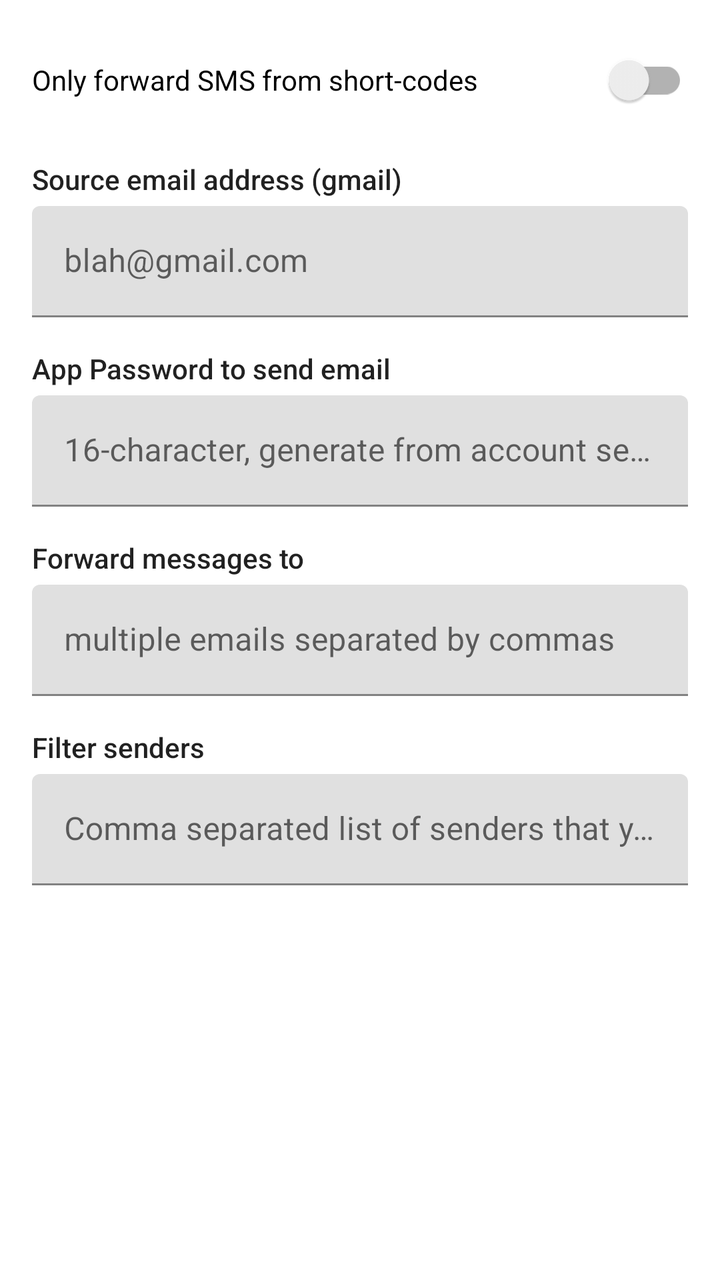
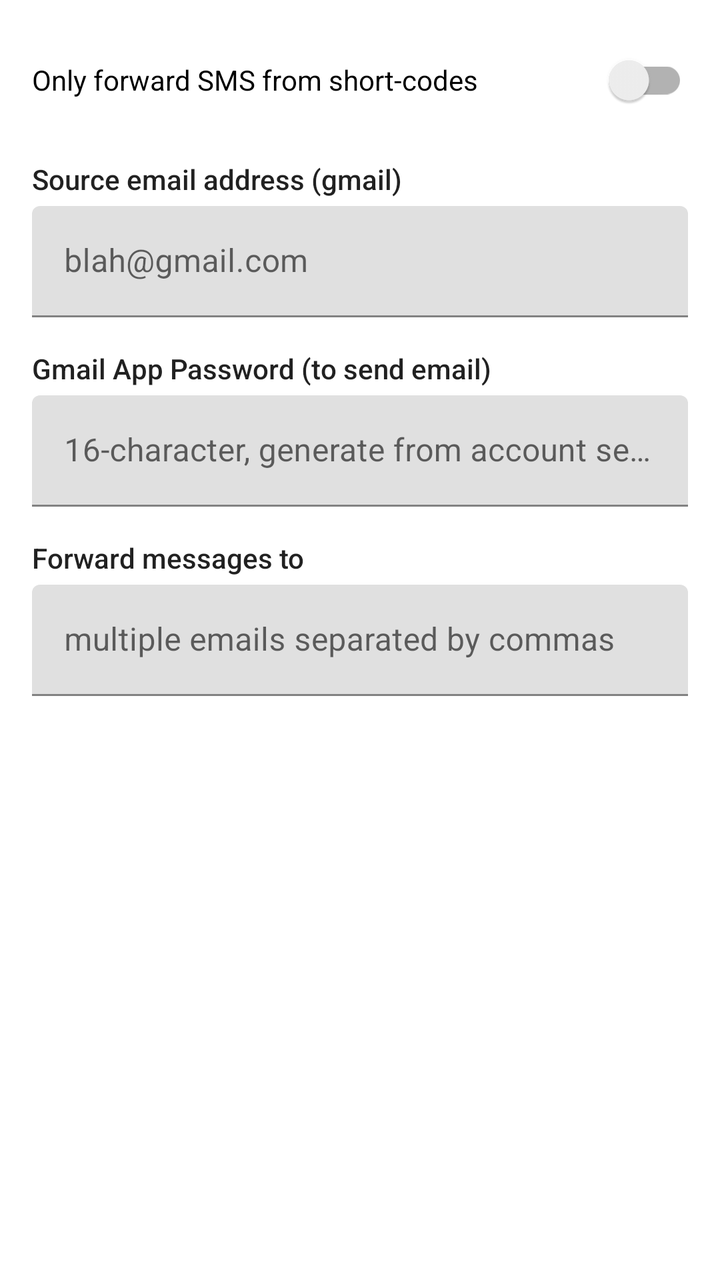

An Android layout rendered at two revisions. The XML below is the earlier revision; the diff shows what the commit changed to produce the second picture.
<!-- AndroidManifest.xml: application theme Theme.Messy -->
<!-- res/layout/activity_settings.xml -->
<?xml version="1.0" encoding="utf-8"?>
<androidx.constraintlayout.widget.ConstraintLayout xmlns:android="http://schemas.android.com/apk/res/android"
    xmlns:app="http://schemas.android.com/apk/res-auto"
    xmlns:tools="http://schemas.android.com/tools"
    android:layout_width="match_parent"
    android:layout_height="match_parent">

    <androidx.appcompat.widget.SwitchCompat
        android:id="@+id/short_codes_only_switch"
        android:layout_width="0dp"
        android:layout_height="wrap_content"
        android:layout_marginStart="16dp"
        android:layout_marginTop="16dp"
        android:layout_marginEnd="16dp"
        android:text="@string/short_codes_only_switch_label"
        app:layout_constraintEnd_toEndOf="parent"
        app:layout_constraintStart_toStartOf="parent"
        app:layout_constraintTop_toTopOf="parent"
    />

    <TextView
        android:id="@+id/source_email_address_label"
        android:layout_width="0dp"
        android:layout_height="wrap_content"
        android:layout_marginStart="16dp"
        android:layout_marginTop="16dp"
        android:layout_marginEnd="16dp"
        android:text="@string/source_email_address_label"
        android:textAppearance="@style/TextAppearance.AppCompat.Body2"
        app:layout_constraintEnd_toEndOf="parent"
        app:layout_constraintStart_toStartOf="parent"
        app:layout_constraintTop_toBottomOf="@+id/short_codes_only_switch" />

    <com.google.android.material.textfield.TextInputLayout
        android:id="@+id/source_email_address_layout"
        android:layout_width="0dp"
        android:layout_height="wrap_content"
        android:layout_marginStart="16dp"
        android:layout_marginTop="4dp"
        android:layout_marginEnd="16dp"
        app:layout_constraintEnd_toEndOf="parent"
        app:layout_constraintStart_toStartOf="parent"
        app:layout_constraintTop_toBottomOf="@+id/source_email_address_label">

        <com.google.android.material.textfield.TextInputEditText
            android:id="@+id/source_email_address"
            android:layout_width="match_parent"
            android:layout_height="wrap_content"
            android:hint="@string/source_email_address_hint" />
    </com.google.android.material.textfield.TextInputLayout>

    <TextView
        android:id="@+id/email_app_token_label"
        android:layout_width="0dp"
        android:layout_height="wrap_content"
        android:layout_marginStart="16dp"
        android:layout_marginTop="16dp"
        android:layout_marginEnd="16dp"
        android:text="@string/source_email_app_password_label"
        android:textAppearance="@style/TextAppearance.AppCompat.Body2"
        app:layout_constraintEnd_toEndOf="parent"
        app:layout_constraintStart_toStartOf="parent"
        app:layout_constraintTop_toBottomOf="@+id/source_email_address_layout" />

    <com.google.android.material.textfield.TextInputLayout
        android:id="@+id/email_app_token_layout"
        android:layout_width="0dp"
        android:layout_height="wrap_content"
        android:layout_marginStart="16dp"
        android:layout_marginTop="4dp"
        android:layout_marginEnd="16dp"
        app:layout_constraintEnd_toEndOf="parent"
        app:layout_constraintStart_toStartOf="parent"
        app:layout_constraintTop_toBottomOf="@+id/email_app_token_label">

        <com.google.android.material.textfield.TextInputEditText
            android:id="@+id/email_app_token"
            android:layout_width="match_parent"
            android:layout_height="wrap_content"
            android:hint="@string/source_email_app_password_hint" />
    </com.google.android.material.textfield.TextInputLayout>

    <TextView
        android:id="@+id/dest_email_address_label"
        android:layout_width="0dp"
        android:layout_height="wrap_content"
        android:layout_marginStart="16dp"
        android:layout_marginTop="16dp"
        android:layout_marginEnd="16dp"
        android:text="@string/destination_email_address_label"
        android:textAppearance="@style/TextAppearance.AppCompat.Body2"
        app:layout_constraintEnd_toEndOf="parent"
        app:layout_constraintStart_toStartOf="parent"
        app:layout_constraintTop_toBottomOf="@+id/email_app_token_layout" />

    <com.google.android.material.textfield.TextInputLayout
        android:id="@+id/dest_email_address_layout"
        android:layout_width="0dp"
        android:layout_height="wrap_content"
        android:layout_marginStart="16dp"
        android:layout_marginTop="4dp"
        android:layout_marginEnd="16dp"
        app:layout_constraintEnd_toEndOf="parent"
        app:layout_constraintStart_toStartOf="parent"
        app:layout_constraintTop_toBottomOf="@+id/dest_email_address_label">

        <com.google.android.material.textfield.TextInputEditText
            android:id="@+id/dest_email_address"
            android:layout_width="match_parent"
            android:layout_height="wrap_content"
            android:hint="@string/destination_email_address_hint" />
    </com.google.android.material.textfield.TextInputLayout>

    <TextView
        android:id="@+id/source_filters_label"
        android:layout_width="0dp"
        android:layout_height="wrap_content"
        android:layout_marginStart="16dp"
        android:layout_marginTop="16dp"
        android:layout_marginEnd="16dp"
        android:text="@string/source_filter_label"
        android:textAppearance="@style/TextAppearance.AppCompat.Body2"
        app:layout_constraintEnd_toEndOf="parent"
        app:layout_constraintStart_toStartOf="parent"
        app:layout_constraintTop_toBottomOf="@+id/dest_email_address_layout" />

    <com.google.android.material.textfield.TextInputLayout
        android:id="@+id/source_filters_layout"
        android:layout_width="0dp"
        android:layout_height="wrap_content"
        android:layout_marginStart="16dp"
        android:layout_marginTop="4dp"
        android:layout_marginEnd="16dp"
        app:layout_constraintEnd_toEndOf="parent"
        app:layout_constraintStart_toStartOf="parent"
        app:layout_constraintTop_toBottomOf="@+id/source_filters_label">

        <com.google.android.material.textfield.TextInputEditText
            android:id="@+id/source_filters"
            android:layout_width="match_parent"
            android:layout_height="wrap_content"
            android:hint="@string/source_filter_layout_hint" />
    </com.google.android.material.textfield.TextInputLayout>

</androidx.constraintlayout.widget.ConstraintLayout>
<!-- resources referenced by this layout -->
<resources>
  <string name="destination_email_address_hint">multiple emails separated by commas</string>
  <string name="destination_email_address_label">Forward messages to</string>
  <string name="short_codes_only_switch_label">Only forward SMS from short-codes</string>
  <string name="source_email_address_hint">blah@gmail.com</string>
  <string name="source_email_address_label">Source email address (gmail)</string>
  <string name="source_email_app_password_hint">16-character, generate from account settings</string>
  <string name="source_email_app_password_label">App Password to send email</string>
  <string name="source_filter_label">Filter senders</string>
  <string name="source_filter_layout_hint">Comma separated list of senders that you want to match</string>
  <style name="Theme.Messy" parent="Theme.MaterialComponents.DayNight.DarkActionBar">
          
          <item name="colorPrimary">@color/olivine</item>
          <item name="colorPrimaryVariant">@color/midnightgreen</item>
          <item name="colorOnPrimary">@color/charcoal</item>
          
          <item name="colorSecondary">@color/tangerine</item>
          <item name="colorSecondaryVariant">@color/flame</item>
          <item name="colorOnSecondary">@color/charcoal</item>
  
          <item name="android:statusBarColor">?attr/colorPrimaryVariant</item>
      </style>
  <color name="olivine">#FF8BBD8B</color>
  <color name="midnightgreen">#FF004346</color>
  <color name="charcoal">#FF28536B</color>
  <color name="tangerine">#FFFAA275</color>
  <color name="flame">#FFEE5622</color>
</resources>

<!-- the commit's change to res/layout/activity_settings.xml (unified diff, before → after) -->
@@ -110,36 +110,4 @@
             android:layout_height="wrap_content"
             android:hint="@string/destination_email_address_hint" />
     </com.google.android.material.textfield.TextInputLayout>
-
-    <TextView
-        android:id="@+id/source_filters_label"
-        android:layout_width="0dp"
-        android:layout_height="wrap_content"
-        android:layout_marginStart="16dp"
-        android:layout_marginTop="16dp"
-        android:layout_marginEnd="16dp"
-        android:text="@string/source_filter_label"
-        android:textAppearance="@style/TextAppearance.AppCompat.Body2"
-        app:layout_constraintEnd_toEndOf="parent"
-        app:layout_constraintStart_toStartOf="parent"
-        app:layout_constraintTop_toBottomOf="@+id/dest_email_address_layout" />
-
-    <com.google.android.material.textfield.TextInputLayout
-        android:id="@+id/source_filters_layout"
-        android:layout_width="0dp"
-        android:layout_height="wrap_content"
-        android:layout_marginStart="16dp"
-        android:layout_marginTop="4dp"
-        android:layout_marginEnd="16dp"
-        app:layout_constraintEnd_toEndOf="parent"
-        app:layout_constraintStart_toStartOf="parent"
-        app:layout_constraintTop_toBottomOf="@+id/source_filters_label">
-
-        <com.google.android.material.textfield.TextInputEditText
-            android:id="@+id/source_filters"
-            android:layout_width="match_parent"
-            android:layout_height="wrap_content"
-            android:hint="@string/source_filter_layout_hint" />
-    </com.google.android.material.textfield.TextInputLayout>
-
 </androidx.constraintlayout.widget.ConstraintLayout>
<!-- resource entries referenced after the edit -->
@@ -6,9 +6,7 @@
   <string name="source_email_address_hint">blah@gmail.com</string>
   <string name="source_email_address_label">Source email address (gmail)</string>
   <string name="source_email_app_password_hint">16-character, generate from account settings</string>
-  <string name="source_email_app_password_label">App Password to send email</string>
-  <string name="source_filter_label">Filter senders</string>
-  <string name="source_filter_layout_hint">Comma separated list of senders that you want to match</string>
+  <string name="source_email_app_password_label">Gmail App Password (to send email) </string>
   <style name="Theme.Messy" parent="Theme.MaterialComponents.DayNight.DarkActionBar">
           
           <item name="colorPrimary">@color/olivine</item>
